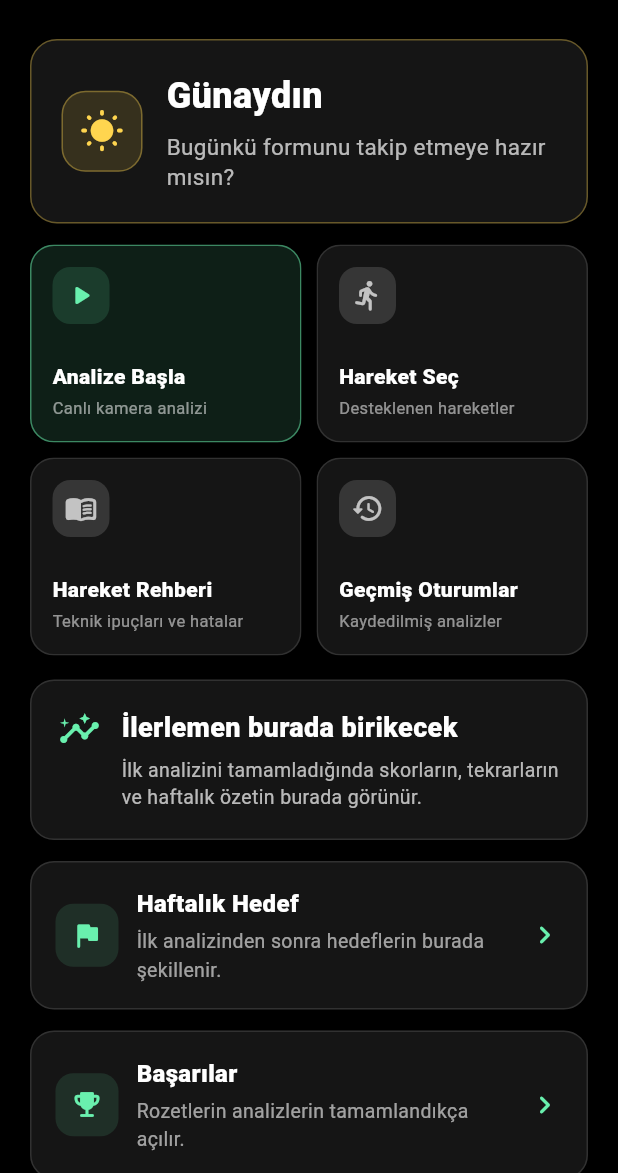
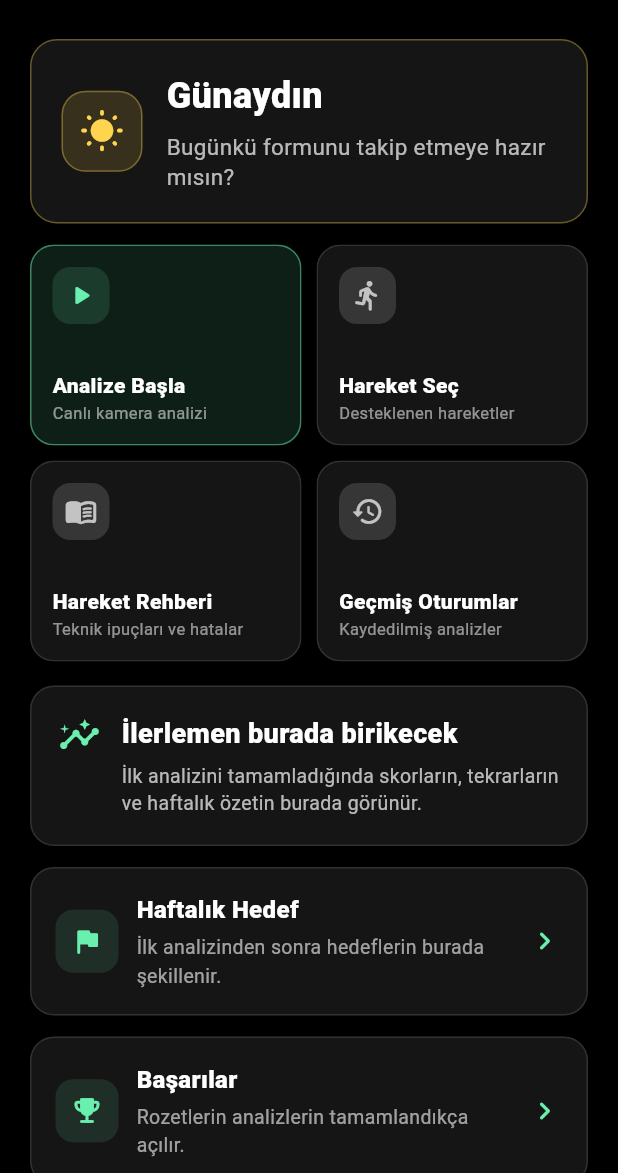
Before and after one commit to bkrbzdgn40/pea, a Flutter app: the HomeScreen screen opened directly, on a phone screen of 412 x 824 dp, the part 63-1236 px from its top. Run offline on Flutter 3.47's test engine with Material 3 defaults, Android fonts, the phone set to English and light mode, and no system bars; our stand-ins replace camera, cloud_firestore, firebase_auth, firebase_core, fl_chart, flutter_riverpod and 2 more; missing offline and left inert: google_mlkit_pose_detection; accounts and stored records are empty; network calls fail.

Commit message:
feat: enhance _HomeActionCard layout and improve spacing for better readability

```diff
--- a/lib/features/workout_analysis/presentation/screens/home_screen.dart
+++ b/lib/features/workout_analysis/presentation/screens/home_screen.dart
@@ -416,14 +416,17 @@ class _HomeActionCard extends StatelessWidget {
         onTap: onTap,
         borderRadius: BorderRadius.circular(16),
         child: Ink(
-          height: 132,
           padding: const EdgeInsets.all(14),
           decoration: BoxDecoration(
             color: backgroundColor,
             borderRadius: BorderRadius.circular(16),
             border: Border.all(color: borderColor),
           ),
+          child: ConstrainedBox(
+            constraints: const BoxConstraints(minHeight: 104),
             child: Column(
+              mainAxisSize: MainAxisSize.min,
+              mainAxisAlignment: MainAxisAlignment.spaceBetween,
               crossAxisAlignment: CrossAxisAlignment.start,
               children: [
                 Container(
@@ -435,7 +438,11 @@ class _HomeActionCard extends StatelessWidget {
                   ),
                   child: Icon(icon, color: accentColor, size: 22),
                 ),
-              const Spacer(),
+                const SizedBox(height: 16),
+                Column(
+                  mainAxisSize: MainAxisSize.min,
+                  crossAxisAlignment: CrossAxisAlignment.start,
+                  children: [
                     Text(
                       title,
                       maxLines: 2,
@@ -443,17 +450,25 @@ class _HomeActionCard extends StatelessWidget {
                       style: const TextStyle(
                         color: Colors.white,
                         fontSize: 14,
+                        height: 1.15,
                         fontWeight: FontWeight.w800,
                       ),
                     ),
-              const SizedBox(height: 3),
+                    const SizedBox(height: 4),
                     Text(
                       subtitle,
                       maxLines: 2,
                       overflow: TextOverflow.ellipsis,
-                style: const TextStyle(color: Colors.white54, fontSize: 11),
+                      style: const TextStyle(
+                        color: Colors.white54,
+                        fontSize: 11,
+                        height: 1.18,
+                      ),
                     ),
                   ],
+                ),
+              ],
+            ),
           ),
         ),
       ),
```
Lines whose indentation alone changed are shown as unchanged.
